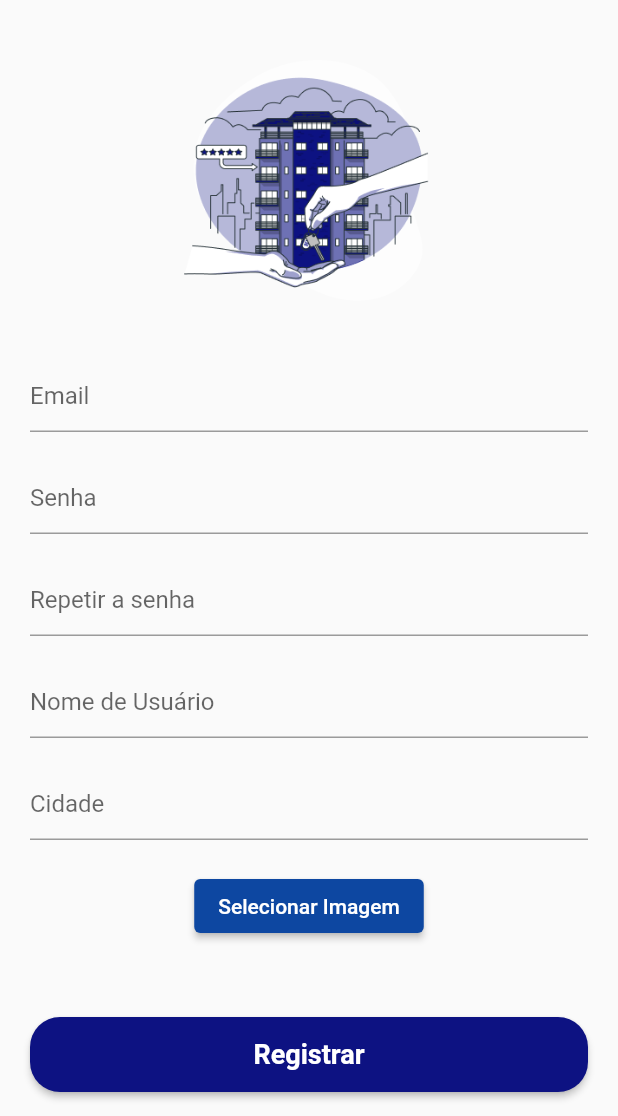
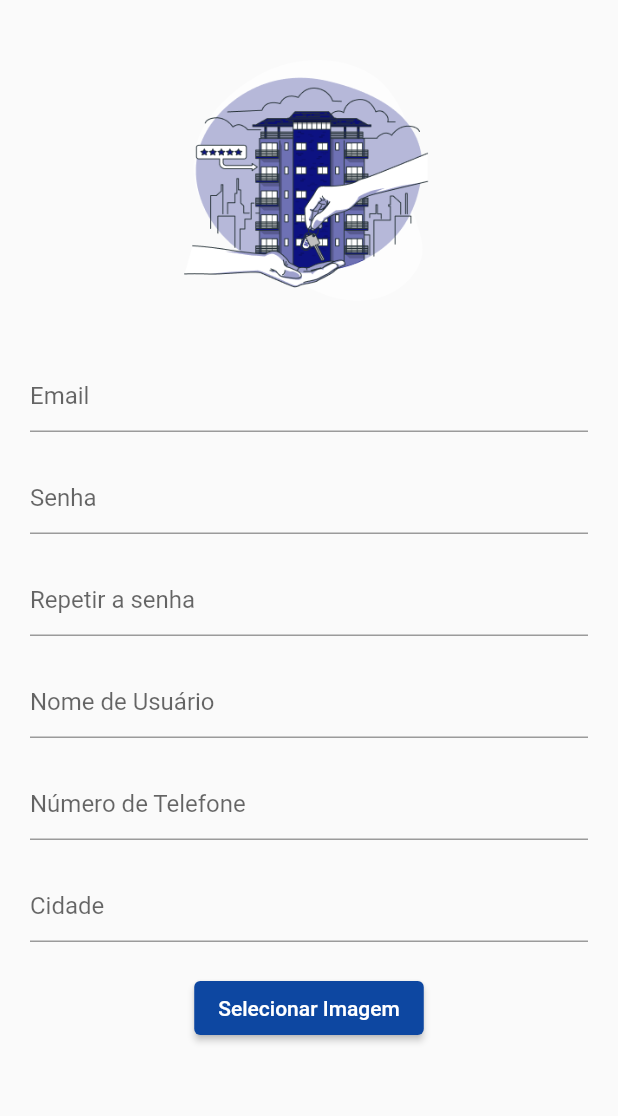
Before and after one commit to jovitif/House-Rental-Mobile-App, a Flutter app: the RegisterForm screen opened by its route, on a phone screen of 412 x 824 dp, the part 120-1236 px from its top. Run offline on Flutter 3.47's test engine with Material 2 defaults, Android fonts, the light colour scheme and no system bars; drawn by our look-alikes of flutter_typeahead; our stand-ins replace cloud_firestore, firebase_auth, firebase_core, firebase_storage, flutter_svg, geolocator and 2 more; accounts and stored records are empty.

Commit message:
salvando numero e usuario

```diff
--- a/houserental/lib/pages/register_form.dart
+++ b/houserental/lib/pages/register_form.dart
@@ -20,6 +20,9 @@ class _RegisterFormState extends State<RegisterForm> {
   TextEditingController passwordController = TextEditingController();
   TextEditingController repeatPasswordController = TextEditingController();
   TextEditingController usernameController = TextEditingController();
+  TextEditingController phoneNumberController =
+      TextEditingController(); // Adicionado campo de telefone
+
   TextEditingController cityController = TextEditingController();
   File? profileImage;
 
@@ -27,8 +30,10 @@ class _RegisterFormState extends State<RegisterForm> {
     String email = emailController.text;
     String password = passwordController.text;
     String repeatPassword = repeatPasswordController.text;
+    String city = cityController.text;
     String username = usernameController.text;
-    String city = cityController.text;
+    String phoneNumber =
+        phoneNumberController.text; // Adicionado campo de telefone
 
     if (password != repeatPassword) {
       ScaffoldMessenger.of(context).showSnackBar(
@@ -80,6 +85,10 @@ class _RegisterFormState extends State<RegisterForm> {
         await FirebaseFirestore.instance.collection('users').doc(userId).set({
           'profileImageUrl': imageUrl,
           'city': cityController.text,
+          'username':
+              usernameController.text, // Corrigido para usar usernameController
+          'phoneNumber': phoneNumberController
+              .text, // Corrigido para usar phoneNumberController
         });
       } catch (e) {
         print('Erro ao fazer upload da imagem: $e');
@@ -158,6 +167,14 @@ class _RegisterFormState extends State<RegisterForm> {
                   ),
                 ),
                 SizedBox(height: 20.0),
+                TextField(
+                  controller:
+                      phoneNumberController, // Adicionado campo de telefone
+                  decoration: InputDecoration(
+                    hintText: 'Número de Telefone',
+                  ),
+                ),
+                SizedBox(height: 20.0),
                 TypeAheadField<String>(
                   textFieldConfiguration: TextFieldConfiguration(
                     controller: cityController,
```
Also changed, not shown: houserental/lib/pages/add_property_page.dart (+18 -35 lines).
